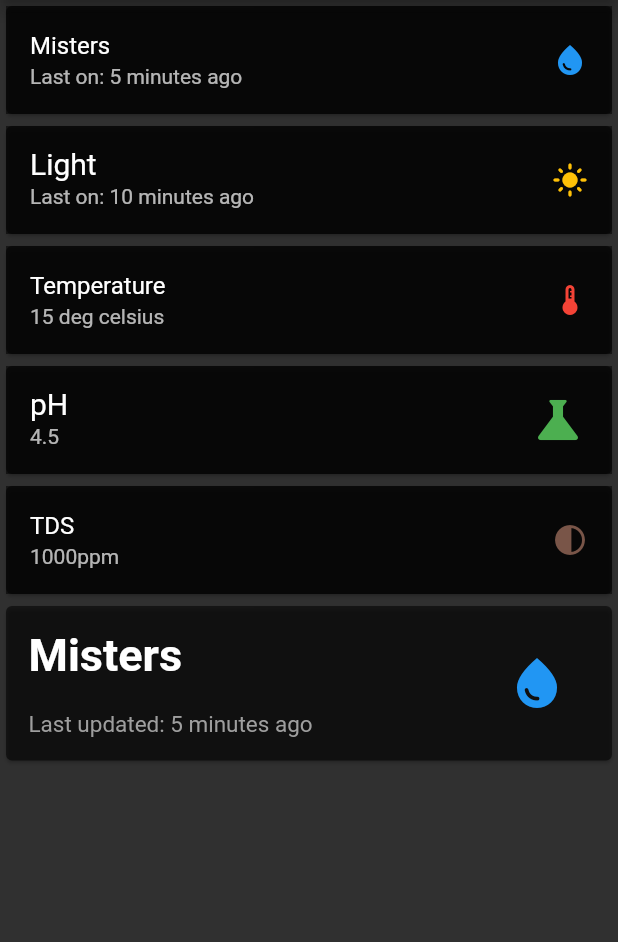
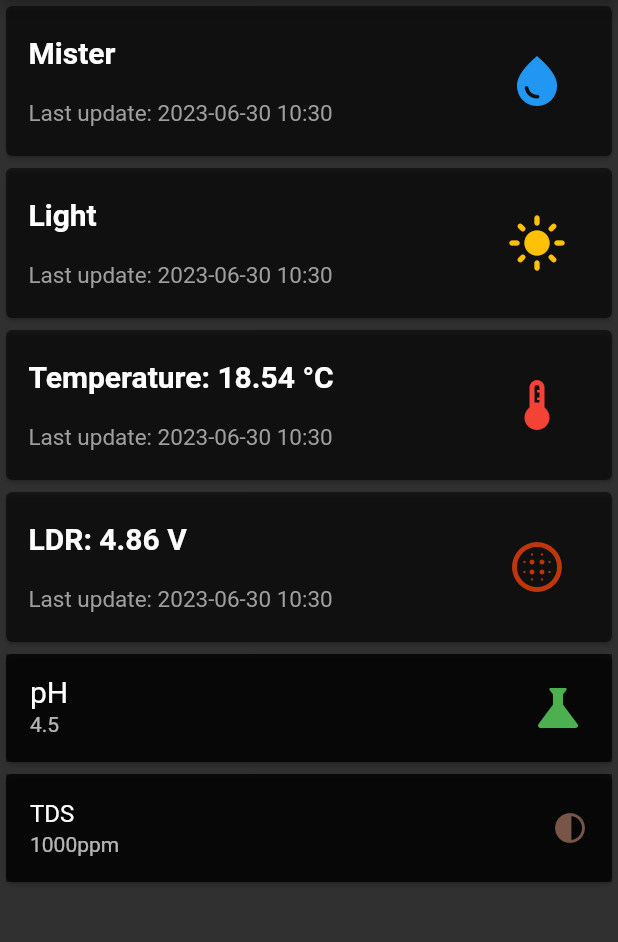
Before and after one commit to MRo47/MistyGro, a Flutter app: the screen it shows after launch, on a phone screen of 412 x 824 dp, the part 105-1047 px from its top. Run offline on Flutter 3.47's test engine with Material 2 defaults, Android fonts, the phone set to English and light mode, and no system bars.

Commit message:
added sensor cards

```diff
--- a/Software/app/misty_gro/lib/main.dart
+++ b/Software/app/misty_gro/lib/main.dart
@@ -2,6 +2,7 @@
 // Flutter and Dart
 import 'package:flutter/material.dart';
 import 'package:flutter/services.dart';
+import 'package:intl/intl.dart';
 
 // Main Function
 void main() {
@@ -69,40 +70,35 @@ class MyHomePage extends StatelessWidget {
         // center of the application page
         body: ListView(
           children: <Widget>[
-            Card(
-              child: ListTile(
-                title: Text('Misters'),
-                subtitle: Text('Last on: 5 minutes ago'),
-                trailing: Icon(
-                  Icons.water_drop,
-                  color: Colors.blue,
+            RelayCard(
+              name: 'Mister',
+              lastUpdate: DateTime.now(),
+              icon: Icons.water_drop,
+              switchOn: true,
+              onColor: Colors.blue,
             ),
+            RelayCard(
+              name: 'Light',
+              lastUpdate: DateTime.now(),
+              icon: Icons.light_mode,
+              switchOn: true,
+              onColor: Colors.amber,
             ),
+            SensorCard(
+              name: 'Temperature',
+              lastUpdate: DateTime.now(),
+              icon: Icons.thermostat,
+              iconColor: Colors.red,
+              value: 18.54,
+              units: '°C',
             ),
-            Card(
-              child: ListTile(
-                title: Text(
-                  'Light',
-                  style: TextStyle(fontSize: 20),
-                ),
-                subtitle: Text(
-                  'Last on: 10 minutes ago',
-                ),
-                trailing: Icon(
-                  Icons.light_mode,
-                  color: Colors.amber,
-                ),
-              ),
-            ),
-            Card(
-              child: ListTile(
-                title: Text('Temperature'),
-                subtitle: Text('15 deg celsius'),
-                trailing: Icon(
-                  Icons.thermostat,
-                  color: Colors.red,
-                ),
-              ),
+            SensorCard(
+              name: 'LDR',
+              lastUpdate: DateTime.now(),
+              icon: Icons.blur_circular, // Icons.table_chart_rounded,
+              iconColor: Colors.deepOrange.shade900,
+              value: 4.86,
+              units: 'V',
             ),
             Card(
               child: ListTile(
@@ -128,7 +124,29 @@ class MyHomePage extends StatelessWidget {
                 ),
               ),
             ),
-            Card(
+          ],
+        ));
+  }
+}
+
+class RelayCard extends StatelessWidget {
+  final String name;
+  final DateTime lastUpdate;
+  final IconData icon;
+  final bool switchOn;
+  final Color onColor;
+
+  const RelayCard(
+      {super.key,
+      required this.name,
+      required this.lastUpdate,
+      required this.icon,
+      required this.switchOn,
+      required this.onColor});
+
+  @override
+  Widget build(BuildContext context) {
+    return Card(
       child: SizedBox(
         width: double.infinity,
         child: Padding(
@@ -137,23 +155,22 @@ class MyHomePage extends StatelessWidget {
             width: MediaQuery.of(context).size.width,
             child: Row(
               children: <Widget>[
-                        const Expanded(
+                Expanded(
                   child: Column(
                     crossAxisAlignment: CrossAxisAlignment.start,
                     children: <Widget>[
                       Padding(
-                                padding: EdgeInsets.only(bottom: 20),
+                        padding: const EdgeInsets.only(bottom: 20),
                         child: Text(
-                                  'Misters',
-                                  style: TextStyle(
-                                      fontSize: 30,
-                                      fontWeight: FontWeight.bold),
+                          name,
+                          style: const TextStyle(
+                              fontSize: 20, fontWeight: FontWeight.bold),
                         ),
                       ),
                       Text(
-                                'Last updated: 5 minutes ago',
+                        "Last update: ${DateFormat('yyyy-MM-dd kk:mm').format(lastUpdate)}",
                         style:
-                                    TextStyle(fontSize: 15, color: Colors.grey),
+                            const TextStyle(fontSize: 15, color: Colors.grey),
                       )
                     ],
                   ),
@@ -161,11 +178,11 @@ class MyHomePage extends StatelessWidget {
                 Container(
                   alignment: Alignment.centerRight,
                   width: MediaQuery.of(context).size.width * 0.3,
-                          child: const Padding(
-                            padding: EdgeInsets.all(15.0),
+                  child: Padding(
+                    padding: const EdgeInsets.all(15.0),
                     child: Icon(
-                              Icons.water_drop,
-                              color: Colors.blue,
+                      icon,
+                      color: switchOn == true ? onColor : Colors.grey.shade800,
                       size: 40,
                     ),
                   ),
@@ -175,8 +192,75 @@ class MyHomePage extends StatelessWidget {
           ),
         ),
       ),
+    );
+  }
+}
+
+class SensorCard extends StatelessWidget {
+  final String name;
+  final DateTime lastUpdate;
+  final IconData icon;
+  final Color iconColor;
+  final double value;
+  final String units;
+
+  const SensorCard(
+      {super.key,
+      required this.name,
+      required this.lastUpdate,
+      required this.icon,
+      required this.iconColor,
+      required this.value,
+      required this.units});
+
+  @override
+  Widget build(BuildContext context) {
+    return Card(
+      child: SizedBox(
+        width: double.infinity,
+        child: Padding(
+          padding: const EdgeInsets.all(15.0),
+          child: SizedBox(
+            width: MediaQuery.of(context).size.width,
+            child: Row(
+              children: <Widget>[
+                Expanded(
+                  child: Column(
+                    crossAxisAlignment: CrossAxisAlignment.start,
+                    children: <Widget>[
+                      Padding(
+                        padding: const EdgeInsets.only(bottom: 20),
+                        child: Text(
+                          '$name: $value $units',
+                          style: const TextStyle(
+                              fontSize: 20, fontWeight: FontWeight.bold),
+                        ),
+                      ),
+                      Text(
+                        "Last update: ${DateFormat('yyyy-MM-dd kk:mm').format(lastUpdate)}",
+                        style:
+                            const TextStyle(fontSize: 15, color: Colors.grey),
                       )
                     ],
-        ));
+                  ),
+                ),
+                Container(
+                  alignment: Alignment.centerRight,
+                  width: MediaQuery.of(context).size.width * 0.3,
+                  child: Padding(
+                    padding: const EdgeInsets.all(15.0),
+                    child: Icon(
+                      icon,
+                      color: iconColor,
+                      size: 40,
+                    ),
+                  ),
+                ),
+              ],
+            ),
+          ),
+        ),
+      ),
+    );
   }
 }
--- a/Software/app/misty_gro/pubspec.yaml
+++ b/Software/app/misty_gro/pubspec.yaml
@@ -35,6 +35,7 @@ dependencies:
   # The following adds the Cupertino Icons font to your application.
   # Use with the CupertinoIcons class for iOS style icons.
   cupertino_icons: ^1.0.2
+  intl: ^0.18.1
 
 dev_dependencies:
   flutter_test:
```
Also changed, not shown: Software/app/misty_gro/pubspec.lock. Lines whose indentation alone changed are shown as unchanged.
